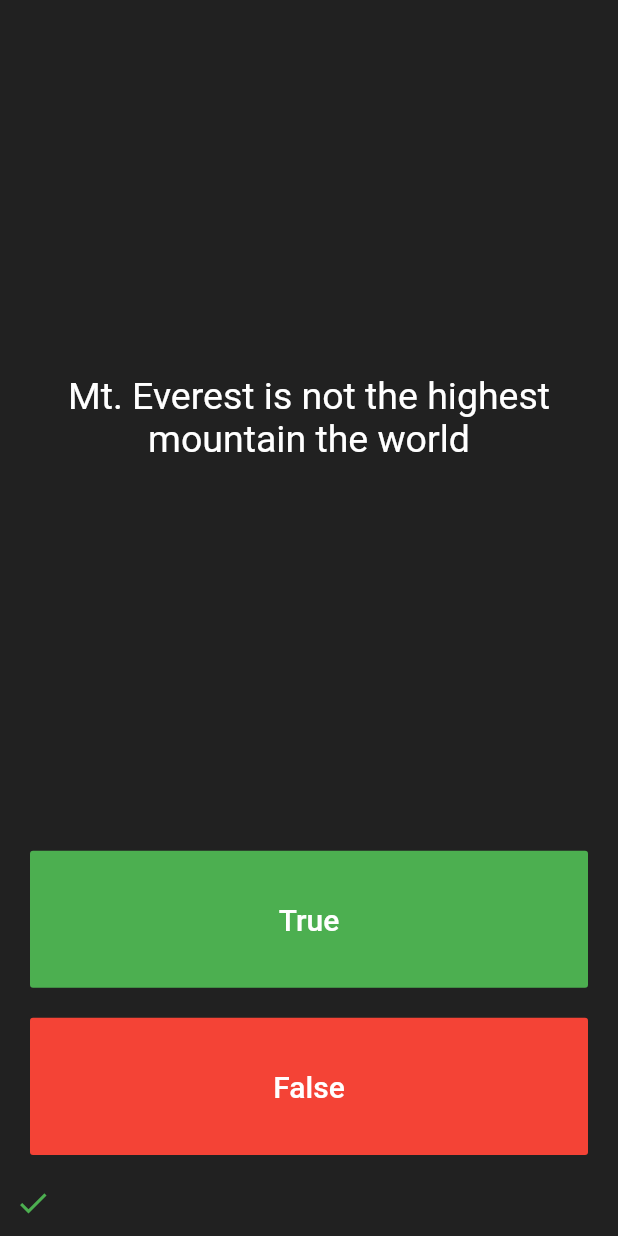
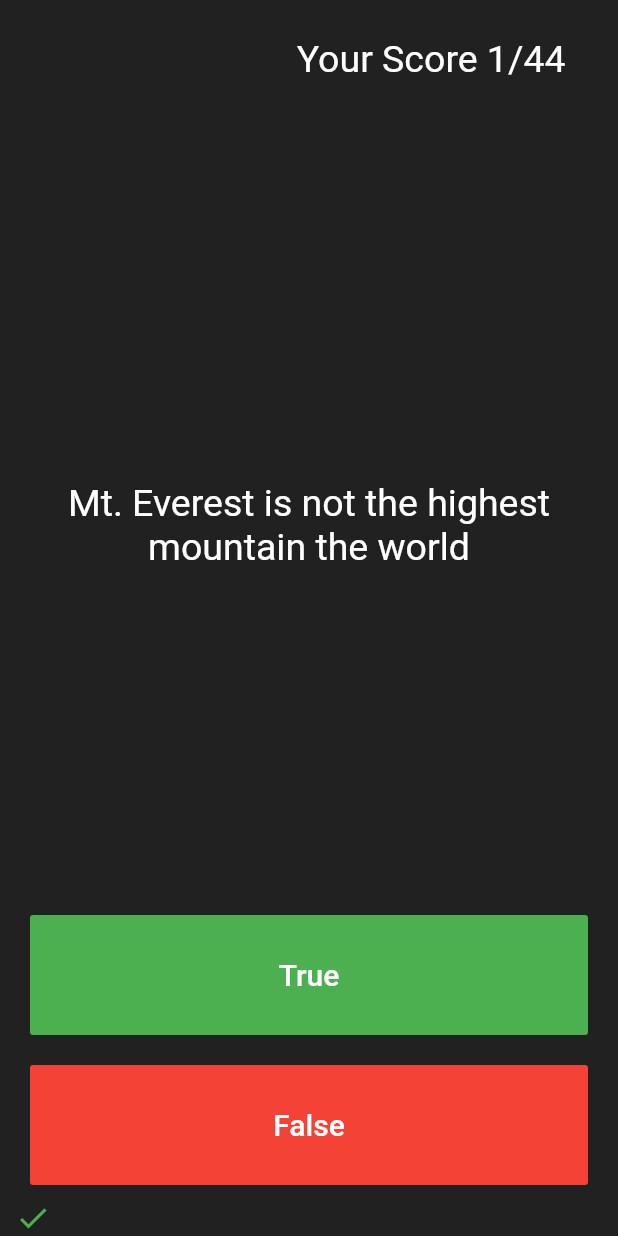
Before and after one commit to lighttt/IITQuiz, a Flutter app: the screen it shows after launch, after a tap on "True", on a phone screen of 412 x 824 dp. Run offline on Flutter 3.47's test engine with Material 2 defaults, Android fonts, the phone set to English and light mode, and no system bars; our stand-ins replace rflutter_alert.

Commit message:
Added score track

```diff
--- a/lib/main.dart
+++ b/lib/main.dart
@@ -32,6 +32,7 @@ class QuizPage extends StatefulWidget {
 class _QuizPageState extends State<QuizPage> {
   List<Icon> scoreKeeper = [];
   int score = 0;
+  int totalQues = questionBrain.getTotalQuestions();
 
   void checkAnswer(bool userAnswer) {
     setState(() {
@@ -50,11 +51,11 @@ class _QuizPageState extends State<QuizPage> {
                   ),
                 ),
                 onPressed: () {
-                  score = 0;
                   Navigator.pop(context);
                 },
               )
             ]).show();
+        score = 0;
         questionBrain.reset();
         scoreKeeper.clear();
       } else {
@@ -87,6 +88,19 @@ class _QuizPageState extends State<QuizPage> {
       mainAxisAlignment: MainAxisAlignment.spaceBetween,
       crossAxisAlignment: CrossAxisAlignment.stretch,
       children: <Widget>[
+        Expanded(
+          child: Padding(
+            padding: const EdgeInsets.all(25.0),
+            child: Text(
+              "Your Score $score/$totalQues",
+              style: TextStyle(
+                fontSize: 25,
+                color: Colors.white,
+              ),
+              textAlign: TextAlign.end,
+            ),
+          ),
+        ),
         Expanded(
           flex: 5,
           child: Padding(
@@ -141,7 +155,6 @@ class _QuizPageState extends State<QuizPage> {
         ),
         SingleChildScrollView(
           scrollDirection: Axis.horizontal,
-          padding: EdgeInsets.symmetric(vertical: 10.0),
           child: Row(
             children: scoreKeeper,
           ),
--- a/lib/question_brain.dart
+++ b/lib/question_brain.dart
@@ -129,4 +129,8 @@ class QuestionBrain {
   void reset() {
     _questionNumber = 0;
   }
+
+  int getTotalQuestions() {
+    return _questions.length;
+  }
 }
```
